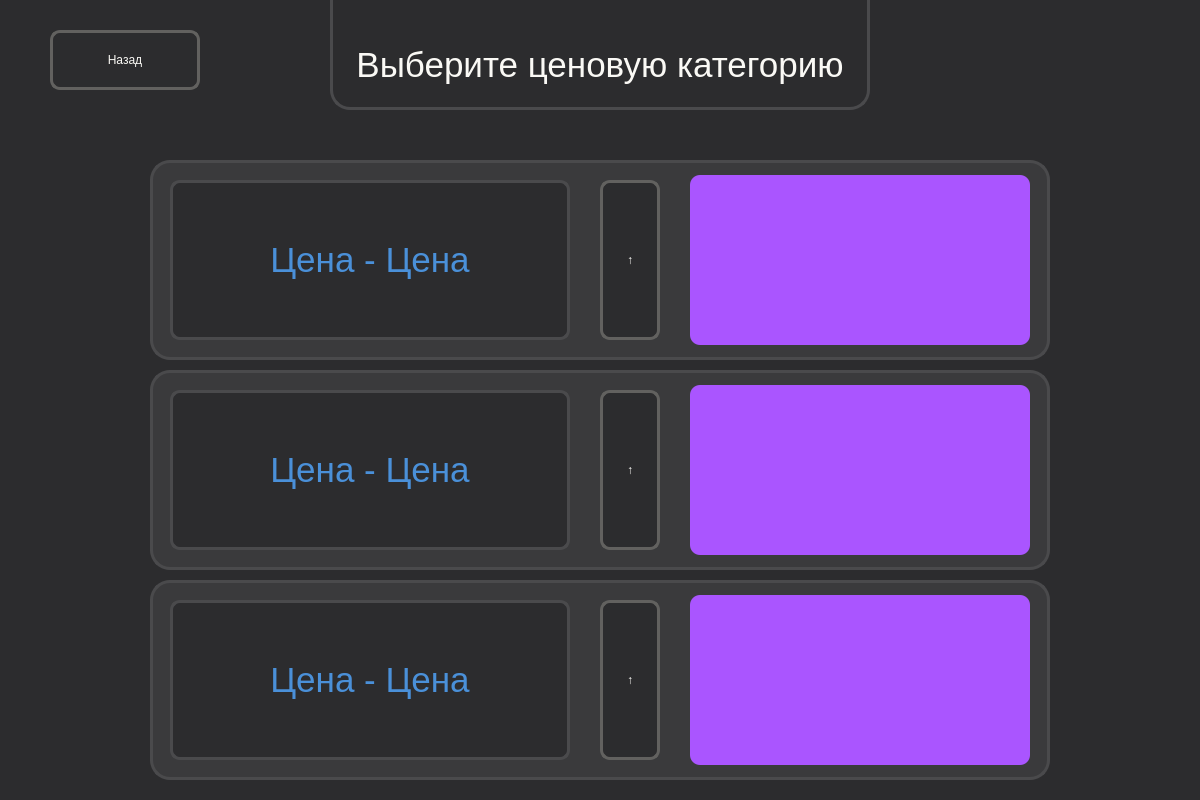
Above: main.ui from cerito20/PIOA-Project before the change. Below: the same form after it.
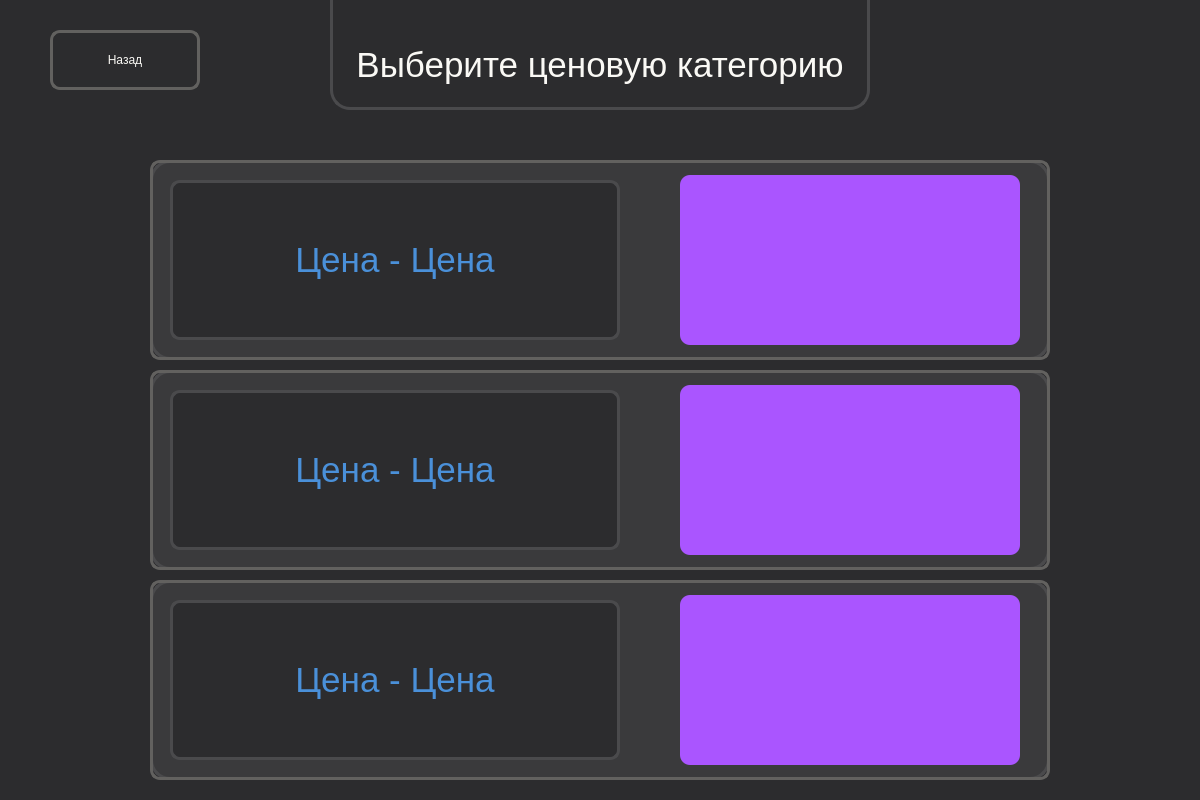
That is the form after the change. The open tabs and pages were chosen to show the change.

```diff
--- a/main.ui
+++ b/main.ui
@@ -56,6 +56,15 @@
 QPushButton#btn_category_4 {
 background-color: rgba(255, 255, 255, 0);
 }
+QPushButton#btn_goto_LowPrice {
+background-color: rgba(255, 255, 255, 0);
+}
+QPushButton#btn_goto_MidPrice {
+background-color: rgba(255, 255, 255, 0);
+}
+QPushButton#btn_goto_HighPrice {
+background-color: rgba(255, 255, 255, 0);
+}
 
 QListWidget {
     background-color: rgb(58, 58, 60);
@@ -636,7 +645,7 @@
        <rect>
         <x>170</x>
         <y>180</y>
-        <width>400</width>
+        <width>450</width>
         <height>160</height>
        </rect>
       </property>
@@ -732,7 +741,7 @@
        <rect>
         <x>170</x>
         <y>390</y>
-        <width>400</width>
+        <width>450</width>
         <height>160</height>
        </rect>
       </property>
@@ -756,7 +765,7 @@
        <rect>
         <x>170</x>
         <y>600</y>
-        <width>400</width>
+        <width>450</width>
         <height>160</height>
        </rect>
       </property>
@@ -778,7 +787,7 @@
      <widget class="QLabel" name="photo_LowPrice">
       <property name="geometry">
        <rect>
-        <x>690</x>
+        <x>680</x>
         <y>175</y>
         <width>340</width>
         <height>170</height>
@@ -802,7 +811,7 @@
      <widget class="QLabel" name="photo_MidPrice">
       <property name="geometry">
        <rect>
-        <x>690</x>
+        <x>680</x>
         <y>385</y>
         <width>340</width>
         <height>170</height>
@@ -826,7 +835,7 @@
      <widget class="QLabel" name="photo_HighPrice">
       <property name="geometry">
        <rect>
-        <x>690</x>
+        <x>680</x>
         <y>595</y>
         <width>340</width>
         <height>170</height>
@@ -896,14 +905,14 @@
      <widget class="QPushButton" name="btn_goto_LowPrice">
       <property name="geometry">
        <rect>
-        <x>600</x>
-        <y>180</y>
-        <width>60</width>
-        <height>160</height>
+        <x>150</x>
+        <y>160</y>
+        <width>900</width>
+        <height>200</height>
        </rect>
       </property>
       <property name="text">
-       <string>↑</string>
+       <string/>
       </property>
       <property name="autoDefault">
        <bool>false</bool>
@@ -918,14 +927,14 @@
      <widget class="QPushButton" name="btn_goto_MidPrice">
       <property name="geometry">
        <rect>
-        <x>600</x>
-        <y>390</y>
-        <width>60</width>
-        <height>160</height>
+        <x>150</x>
+        <y>370</y>
+        <width>900</width>
+        <height>200</height>
        </rect>
       </property>
       <property name="text">
-       <string>↑</string>
+       <string/>
       </property>
       <property name="autoDefault">
        <bool>false</bool>
@@ -940,14 +949,14 @@
      <widget class="QPushButton" name="btn_goto_HighPrice">
       <property name="geometry">
        <rect>
-        <x>600</x>
-        <y>600</y>
-        <width>60</width>
-        <height>160</height>
+        <x>150</x>
+        <y>580</y>
+        <width>900</width>
+        <height>200</height>
        </rect>
       </property>
       <property name="text">
-       <string>↑</string>
+       <string/>
       </property>
       <property name="autoDefault">
        <bool>false</bool>
```
